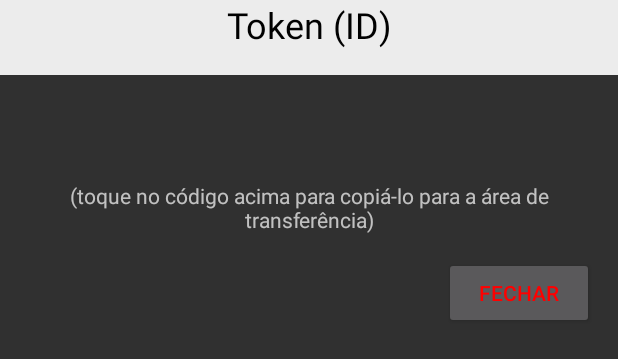
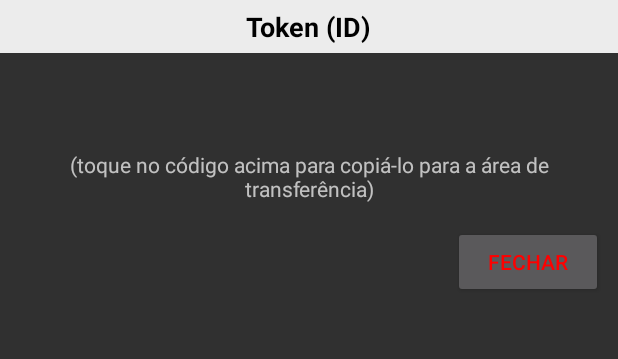
Before and after one commit to cayofontana/SEAM, an Android app: the layout dialogo.xml on its own in the app's theme, with its tools: preview values and no code run, on a phone screen of 412 x 824 dp. Shown: the top 359 px of the screen. Run offline under Robolectric (Android 15) with nearby library versions, the phone set to English and light mode, and no system bars.

Commit message:
- Ajuste na centralização da mensagem na activity principal; - Ajuste na centralização vertical e no tamanho da fonte do título do diálogo (popup).

```diff
--- a/app/src/main/res/layout/activity_main.xml
+++ b/app/src/main/res/layout/activity_main.xml
@@ -17,7 +17,8 @@
             android:layout_height="80dp"
             android:id="@+id/icone"
             android:src="@drawable/ic_informacao"
-            android:scaleType="fitXY" />
+            android:scaleType="fitXY"
+            android:layout_marginTop="-50dp"/>
 
         <TextView
             android:layout_width="wrap_content"
--- a/app/src/main/res/layout/dialogo.xml
+++ b/app/src/main/res/layout/dialogo.xml
@@ -6,17 +6,19 @@
 
     <RelativeLayout
         android:layout_width="match_parent"
-        android:layout_height="50dp"
+        android:layout_height="35dp"
         android:background="#ECECEC"
         android:gravity="center">
 
         <TextView
-            android:layout_width="match_parent"
-            android:layout_height="match_parent"
+            android:layout_width="wrap_content"
+            android:layout_height="wrap_content"
             android:text="Token (ID)"
+            android:layout_centerVertical="true"
             android:textAlignment="center"
-            android:textColor="@color/colorPrimaryDark"
-            android:textAppearance="@style/TextAppearance.AppCompat.Headline" />
+            android:textSize="18dp"
+            android:textStyle="bold"
+            android:textColor="@color/colorPrimaryDark" />
 
     </RelativeLayout>
 
@@ -24,7 +26,7 @@
         android:layout_width="match_parent"
         android:layout_height="wrap_content"
         android:orientation="vertical"
-        android:padding="16dp">
+        android:padding="10dp">
 
         <TextView
             android:layout_width="match_parent"
```
